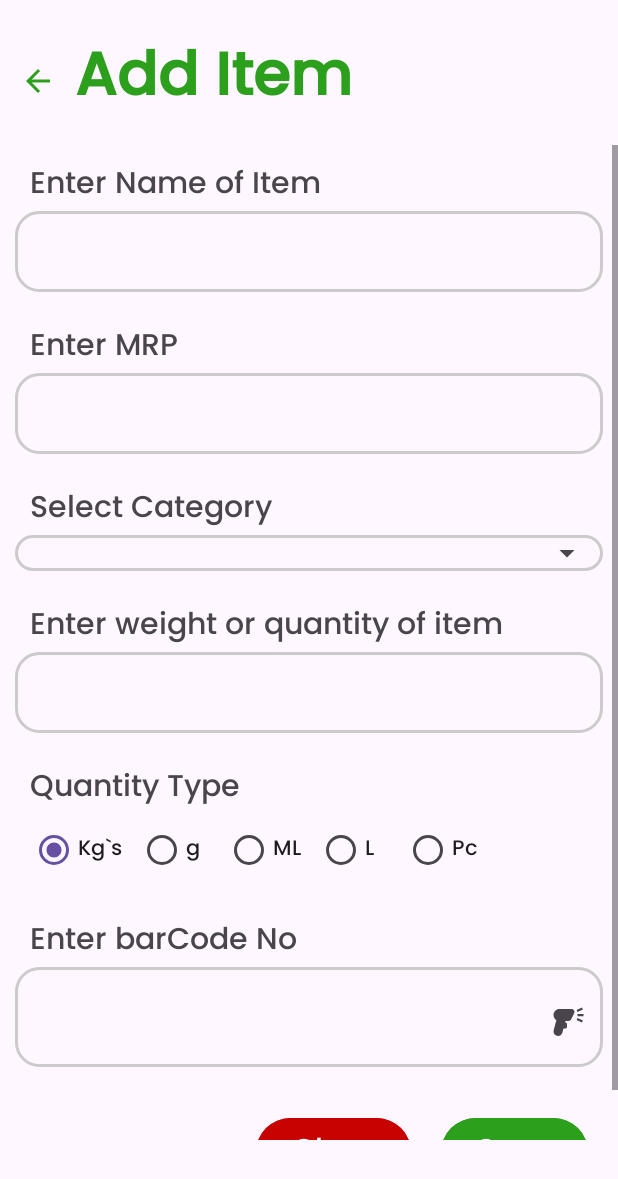
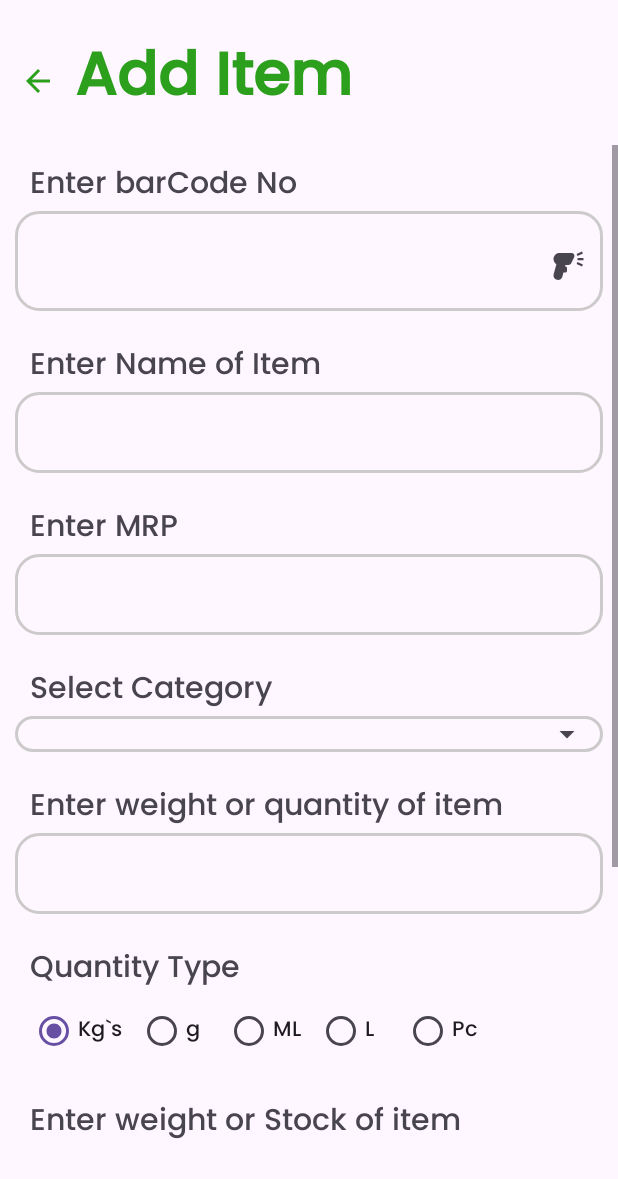
Before and after one commit to susheel-ui/Bill_Gernator, an Android app: the layout activity_add_item.xml on its own in the app's theme, with its tools: preview values and no code run, on a phone screen of 412 x 824 dp. Shown: the top 1179 px of the screen. Run offline under Robolectric (Android 15) with nearby library versions, the phone set to English and light mode, and no system bars.

Commit message:
some otherChages

```diff
--- a/app/src/main/res/layout/activity_add_item.xml
+++ b/app/src/main/res/layout/activity_add_item.xml
@@ -63,6 +63,40 @@
             <TextView
                 android:layout_width="wrap_content"
                 android:layout_height="wrap_content"
+                android:text="Enter barCode No"
+                android:textSize="20dp"
+                android:layout_marginLeft="10dp"
+                />
+
+            <com.google.android.material.textfield.TextInputLayout
+                android:id="@+id/BarcodeNo"
+                android:layout_width="match_parent"
+                android:layout_height="wrap_content"
+                android:textSize="20dp"
+
+                android:background="@drawable/bg_fororderlists"
+                app:endIconMode="custom"
+                app:endIconDrawable="@drawable/baseline_barcode_reader_24"
+                >
+                <com.google.android.material.textfield.TextInputEditText
+                    android:id="@+id/barcodeFieldtext"
+                    android:layout_width="match_parent"
+                    android:layout_height="match_parent"
+                    android:background="@android:color/transparent"
+                    />
+            </com.google.android.material.textfield.TextInputLayout>
+
+        </LinearLayout>
+
+        <LinearLayout
+            android:layout_width="match_parent"
+            android:layout_height="match_parent"
+            android:orientation="vertical"
+            android:padding="10dp"
+            >
+            <TextView
+                android:layout_width="wrap_content"
+                android:layout_height="wrap_content"
                 android:text="Enter Name of Item"
                 android:textSize="20dp"
                 android:layout_marginLeft="10dp"
@@ -96,7 +130,7 @@
                 android:layout_height="wrap_content"
                 android:textSize="20dp"
                 android:text=""
-                android:inputType="number"
+                android:inputType="numberDecimal"
                 android:padding="10dp"
                 android:background="@drawable/bg_fororderlists"
                 />
@@ -220,6 +254,7 @@
 
         </LinearLayout>
 
+
         <LinearLayout
             android:layout_width="match_parent"
             android:layout_height="match_parent"
@@ -229,30 +264,47 @@
             <TextView
                 android:layout_width="wrap_content"
                 android:layout_height="wrap_content"
-                android:text="Enter barCode No"
+                android:text="Enter weight or Stock of item"
                 android:textSize="20dp"
                 android:layout_marginLeft="10dp"
                 />
-            <com.google.android.material.textfield.TextInputLayout
-                android:id="@+id/BarcodeNo"
+            <EditText
+                android:id="@+id/stockQuantity"
                 android:layout_width="match_parent"
                 android:layout_height="wrap_content"
                 android:textSize="20dp"
+                android:text=""
+                android:inputType="number"
+                android:background="@drawable/bg_fororderlists"
+                android:padding="10dp"
+                />
+        </LinearLayout>
 
+        <LinearLayout
+            android:layout_width="match_parent"
+            android:layout_height="match_parent"
+            android:orientation="vertical"
+            android:padding="10dp"
+            >
+            <TextView
+                android:layout_width="wrap_content"
+                android:layout_height="wrap_content"
+                android:text="Enter DiscountRate"
+                android:textSize="20dp"
+                android:layout_marginLeft="10dp"
+                />
+            <EditText
+                android:id="@+id/discountRate"
+                android:layout_width="match_parent"
+                android:layout_height="wrap_content"
+                android:textSize="20dp"
+                android:text=""
+                android:inputType="numberDecimal"
                 android:background="@drawable/bg_fororderlists"
-                app:endIconMode="custom"
-                app:endIconDrawable="@drawable/baseline_barcode_reader_24"
-                >
-                <com.google.android.material.textfield.TextInputEditText
-                    android:id="@+id/barcodeFieldtext"
-                    android:layout_width="match_parent"
-                    android:layout_height="match_parent"
-                    android:background="@android:color/transparent"
-                    />
-            </com.google.android.material.textfield.TextInputLayout>
+                android:padding="10dp"
+                />
+        </LinearLayout>
 
-
-        </LinearLayout>
 
 
 
--- a/app/src/main/res/layout/search_bar.xml
+++ b/app/src/main/res/layout/search_bar.xml
@@ -3,6 +3,7 @@
     android:layout_width="match_parent"
     android:layout_height="wrap_content"
     xmlns:app="http://schemas.android.com/apk/res-auto">
+
     <SearchView
         android:id="@+id/searchBox"
         android:layout_width="match_parent"
```
Also changed, not shown: app/src/main/java/com/example/bill_genrating_app/AddItem.kt (+27 -21 lines), app/src/main/java/com/example/bill_genrating_app/Roomdb/entities/Items.kt (+8 -1 lines).
